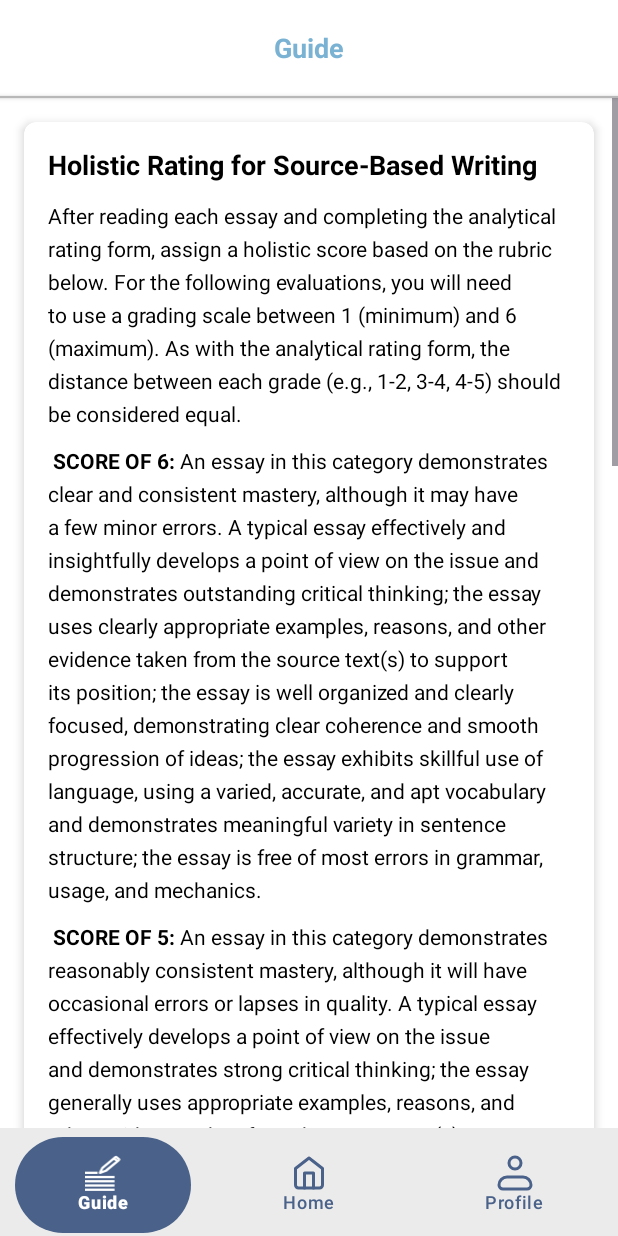
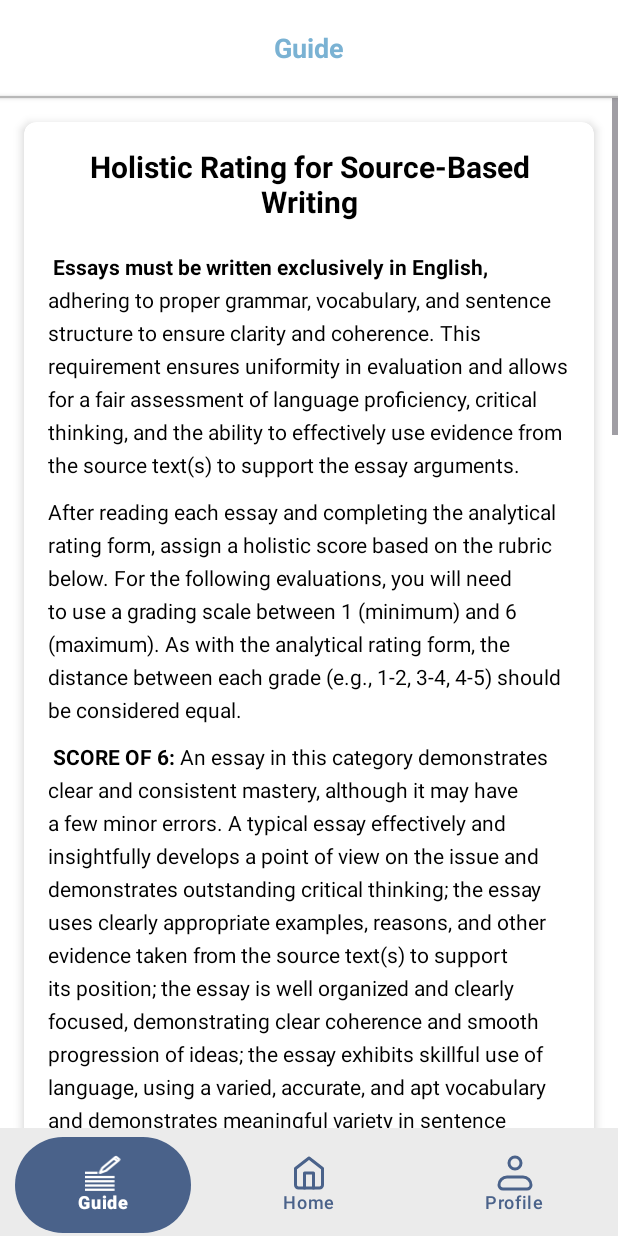
Before and after one commit to EsCore-Team/mobile-development, an Android app: the GuideFragment screen opened through its navigation route, on a phone screen of 412 x 824 dp. Run offline under Robolectric (Android 15) with nearby library versions, the phone set to English and light mode, and no system bars; our stand-ins replace navigation-ui; 1 statement that could not run was skipped.

Commit message:
add description guide

```diff
--- a/app/src/main/res/layout/fragment_guide.xml
+++ b/app/src/main/res/layout/fragment_guide.xml
@@ -78,10 +78,22 @@
                         android:layout_width="wrap_content"
                         android:layout_height="wrap_content"
                         android:text="@string/guide_title"
-                        android:textSize="18sp"
+                        android:textSize="20sp"
+                        android:gravity="center"
                         android:textStyle="bold"
                         android:textColor="@android:color/black"
-                        android:paddingBottom="12dp" />
+                        android:paddingBottom="20dp" />
+
+                    <TextView
+                        android:id="@+id/tv_english_warning"
+                        android:layout_width="match_parent"
+                        android:layout_height="wrap_content"
+                        android:textSize="14sp"
+                        android:textColor="@android:color/black"
+                        android:lineSpacingExtra="6dp"
+                        android:textIsSelectable="true"
+                        android:text="@string/english_warning"
+                        android:paddingBottom="12dp"/>
 
                     <TextView
                         android:id="@+id/tv_content"
--- a/app/src/main/res/values/strings.xml
+++ b/app/src/main/res/values/strings.xml
@@ -100,6 +100,14 @@
     <string name="this_is_essay">This is essay!</string>
     <string name="result">Result</string>
 
+
+
+
+    <string name="english_warning">
+        <b>Essays must be written exclusively in English,</b>
+         adhering to proper grammar, vocabulary, and sentence structure to ensure clarity and coherence. This requirement ensures uniformity in evaluation and allows for a fair assessment of language proficiency, critical thinking, and the ability to effectively use evidence from the source text(s) to support the essay arguments.
+    </string>
+
     <string name="holistic_rating_content">
     After reading each essay and completing the analytical rating form, assign a holistic score based on the rubric below. For the following evaluations, you will need to use a grading scale between 1 (minimum) and 6 (maximum). As with the analytical rating form, the distance between each grade (e.g., 1-2, 3-4, 4-5) should be considered equal.
     </string>
```
